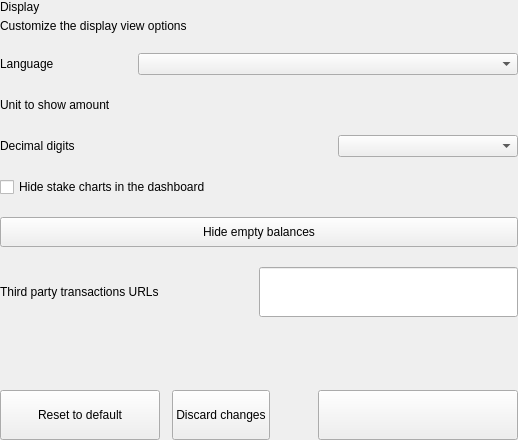
This is src/qt/pivx/settings/forms/settingsdisplayoptionswidget.ui in SkynetResearchProject/Skyrcoin as Qt 5 draws it before an edit. The edited form follows.
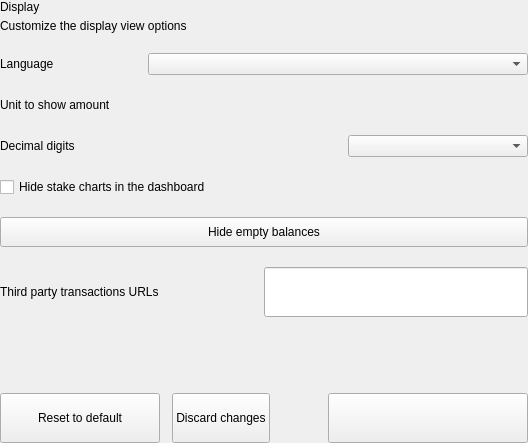
This is the edited form. Custom widgets are drawn as their Qt base class.

The edit to the form file:
```diff
--- a/src/qt/pivx/settings/forms/settingsdisplayoptionswidget.ui
+++ b/src/qt/pivx/settings/forms/settingsdisplayoptionswidget.ui
@@ -6,8 +6,8 @@
    <rect>
     <x>0</x>
     <y>0</y>
-    <width>518</width>
-    <height>440</height>
+    <width>528</width>
+    <height>443</height>
    </rect>
   </property>
   <property name="windowTitle">
@@ -280,6 +280,12 @@
           </property>
           <item>
            <widget class="QPushButton" name="pushButtonReset">
+            <property name="sizePolicy">
+             <sizepolicy hsizetype="Preferred" vsizetype="Fixed">
+              <horstretch>0</horstretch>
+              <verstretch>0</verstretch>
+             </sizepolicy>
+            </property>
             <property name="minimumSize">
              <size>
               <width>160</width>
@@ -288,8 +294,8 @@
             </property>
             <property name="maximumSize">
              <size>
-              <width>50</width>
-              <height>16777215</height>
+              <width>250</width>
+              <height>50</height>
              </size>
             </property>
             <property name="focusPolicy">
@@ -302,12 +308,24 @@
           </item>
           <item>
            <widget class="QPushButton" name="pushButtonClean">
+            <property name="sizePolicy">
+             <sizepolicy hsizetype="Preferred" vsizetype="Fixed">
+              <horstretch>0</horstretch>
+              <verstretch>0</verstretch>
+             </sizepolicy>
+            </property>
             <property name="minimumSize">
              <size>
               <width>0</width>
               <height>50</height>
              </size>
             </property>
+            <property name="maximumSize">
+             <size>
+              <width>250</width>
+              <height>50</height>
+             </size>
+            </property>
             <property name="focusPolicy">
              <enum>Qt::NoFocus</enum>
             </property>
@@ -334,6 +352,12 @@
           </item>
           <item>
            <widget class="QPushButton" name="pushButtonSave">
+            <property name="sizePolicy">
+             <sizepolicy hsizetype="Preferred" vsizetype="Fixed">
+              <horstretch>0</horstretch>
+              <verstretch>0</verstretch>
+             </sizepolicy>
+            </property>
             <property name="minimumSize">
              <size>
               <width>200</width>
```
